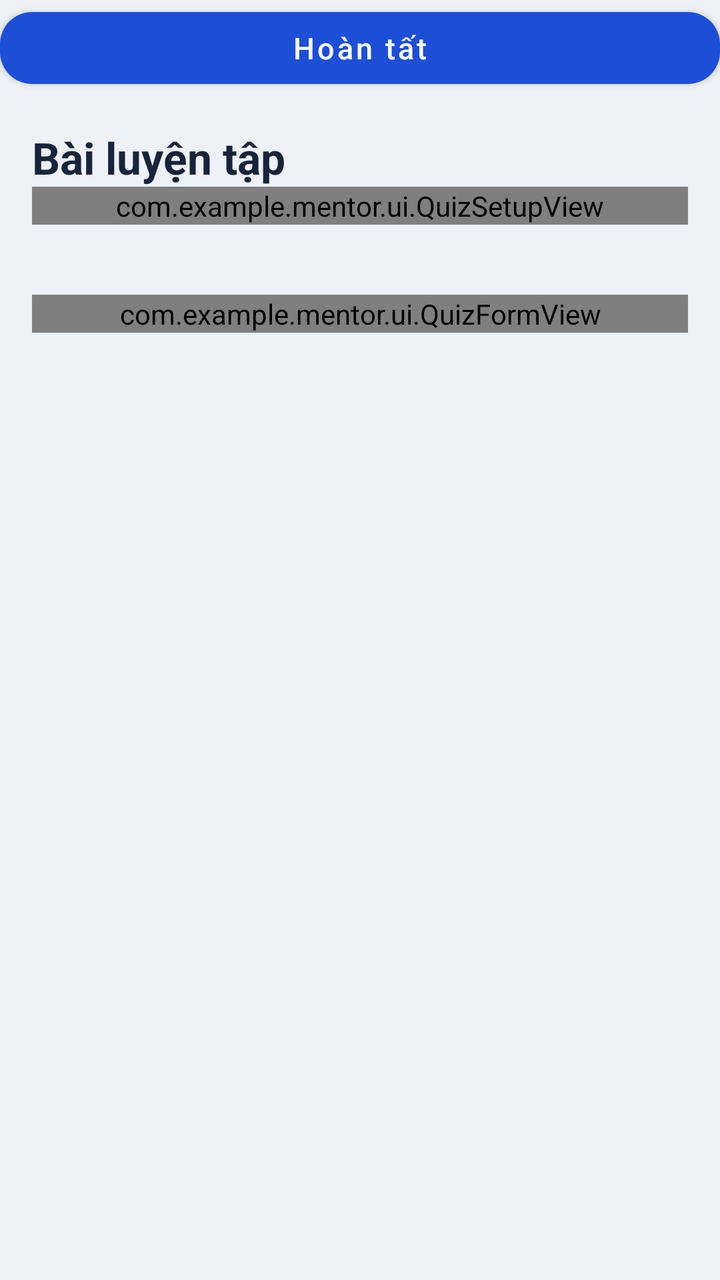
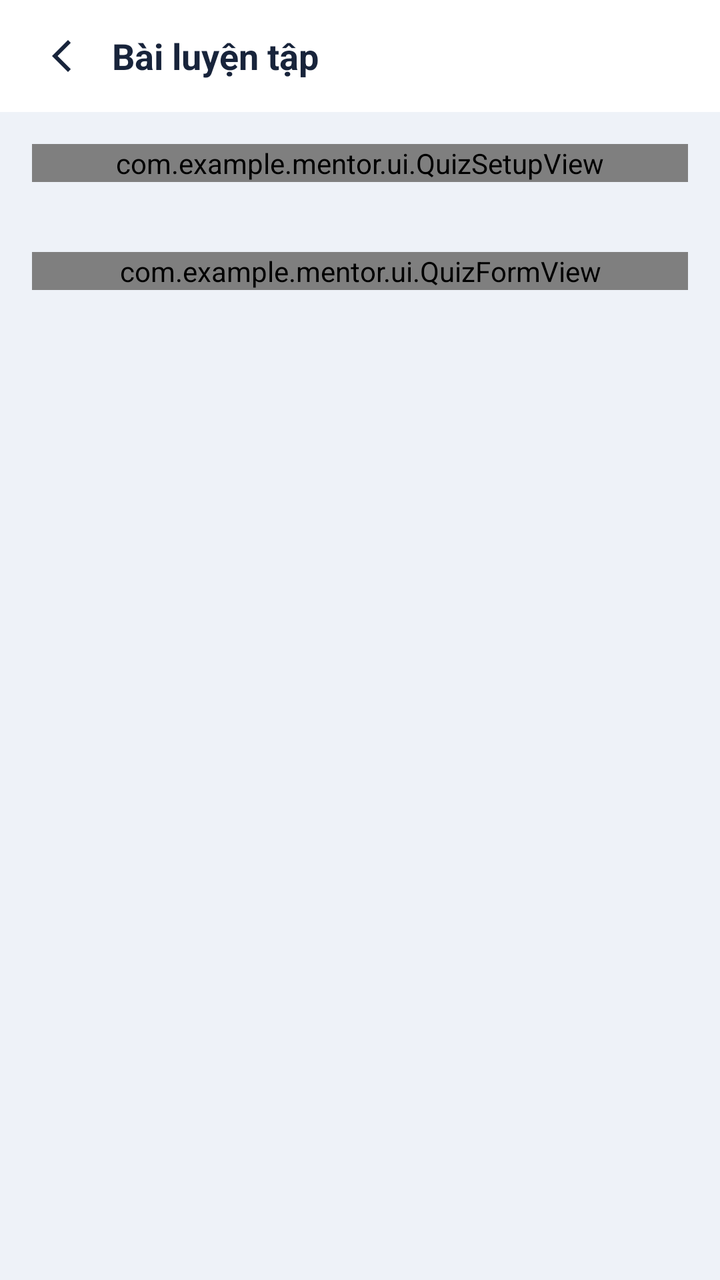

The first picture is an Android layout as it rendered before a commit; the second is the same layout after the commit. The layout source and the unified diff follow.
<!-- AndroidManifest.xml: another module's application theme Theme.ASMfinal -->
<!-- res/layout/mentor_quiz_page.xml -->
<LinearLayout xmlns:android="http://schemas.android.com/apk/res/android" android:layout_width="match_parent" android:layout_height="match_parent" android:orientation="vertical" android:background="@color/mentor_quiz_background">
    <Button android:id="@+id/mentor_quiz_back" android:layout_width="match_parent" android:layout_height="wrap_content" android:minHeight="48dp" android:text="@string/mentor_quiz_done" android:textAllCaps="false" />
    <ScrollView android:layout_width="match_parent" android:layout_height="0dp" android:layout_weight="1" android:fillViewport="true">
        <LinearLayout android:layout_width="match_parent" android:layout_height="wrap_content" android:orientation="vertical" android:padding="16dp">
            <TextView android:id="@+id/mentor_quiz_heading" android:layout_width="match_parent" android:layout_height="wrap_content" android:text="@string/mentor_quiz_title" android:textSize="22sp" android:textStyle="bold" android:textColor="@color/mentor_quiz_text" />
            <com.example.mentor.ui.QuizSetupView android:id="@+id/mentor_quiz_setup" android:layout_width="match_parent" android:layout_height="wrap_content" />
            <TextView android:id="@+id/mentor_quiz_status" android:layout_width="match_parent" android:layout_height="wrap_content" android:paddingTop="8dp" android:paddingBottom="8dp" android:textColor="@color/mentor_quiz_secondary" android:accessibilityLiveRegion="polite" />
            <com.example.mentor.ui.QuizFormView android:id="@+id/mentor_quiz_form" android:layout_width="match_parent" android:layout_height="wrap_content" />
        </LinearLayout>
    </ScrollView>
</LinearLayout>
<!-- resources referenced by this layout -->
<resources>
  <color name="mentor_quiz_background">#EEF2F8</color>
  <color name="mentor_quiz_secondary">#52617A</color>
  <color name="mentor_quiz_text">#18243B</color>
  <string name="mentor_quiz_done">Hoàn tất</string>
  <string name="mentor_quiz_title">Bài luyện tập</string>
  <style name="Theme.ASMfinal" parent="Base.Theme.ASMfinal" />
  <style name="Base.Theme.ASMfinal" parent="Theme.Material3.DayNight.NoActionBar">
          <item name="colorPrimary">@color/primaryColor</item>
          <item name="colorOnPrimary">@color/white</item>
          <item name="colorPrimaryContainer">@color/primaryContainerColor</item>
          <item name="colorOnPrimaryContainer">@color/textColorPrimary</item>
          <item name="colorSecondary">@color/accentColor</item>
          <item name="colorOnSecondary">@color/black</item>
          <item name="colorSurface">@color/surfaceColor</item>
          <item name="colorOnSurface">@color/textColorPrimary</item>
          <item name="colorSurfaceVariant">@color/surfaceVariantColor</item>
          <item name="colorOnSurfaceVariant">@color/textColorSecondary</item>
          <item name="android:windowBackground">@color/backgroundColor</item>
          <item name="android:colorAccent">@color/accentColor</item>
          <item name="android:navigationBarColor">@color/surfaceColor</item>
          <item name="android:statusBarColor">@color/backgroundColor</item>
          <item name="android:windowLightStatusBar">true</item>
      <item name="android:fontFamily">sans-serif</item><item name="android:textColorPrimary">@color/textColorPrimary</item><item name="android:textColorSecondary">@color/textColorSecondary</item><item name="materialButtonStyle">@style/MentorAppButton</item><item name="textInputStyle">@style/MentorAppInput</item><item name="android:windowAnimationStyle">@style/MentorWindowAnimation</item></style>
  <color name="primaryColor">#1D4ED8</color>
  <color name="white">#FFFFFFFF</color>
  <color name="primaryContainerColor">#DCE7FF</color>
  <color name="textColorPrimary">#14213D</color>
  <color name="accentColor">#087F72</color>
  <color name="black">#FF000000</color>
  <color name="surfaceColor">#FFFFFF</color>
  <color name="surfaceVariantColor">#E2E9F5</color>
  <color name="textColorSecondary">#4D5E78</color>
  <color name="backgroundColor">#EEF2FA</color>
  <style name="MentorAppButton" parent="Widget.MaterialComponents.Button">
          <item name="backgroundTint">@color/mentor_app_button</item><item name="android:textColor">#FFFFFF</item><item name="cornerRadius">16dp</item><item name="android:minHeight">52dp</item>
          <item name="android:textAllCaps">false</item><item name="android:textSize">15sp</item>
          <item name="android:fontFamily">sans-serif-medium</item>
      </style>
  <style name="MentorAppInput" parent="Widget.MaterialComponents.TextInputLayout.OutlinedBox">
          <item name="boxCornerRadiusTopStart">16dp</item><item name="boxCornerRadiusTopEnd">16dp</item>
          <item name="boxCornerRadiusBottomStart">16dp</item><item name="boxCornerRadiusBottomEnd">16dp</item>
      </style>
  <style name="MentorWindowAnimation"><item name="android:activityOpenEnterAnimation">@anim/mentor_enter</item><item name="android:activityOpenExitAnimation">@anim/mentor_exit</item><item name="android:activityCloseEnterAnimation">@anim/mentor_enter</item><item name="android:activityCloseExitAnimation">@anim/mentor_exit</item></style>
  <color name="mentor_app_button">#1D4ED8</color>
</resources>

<!-- the commit's change to res/layout/mentor_quiz_page.xml (unified diff, before → after) -->
@@ -1,8 +1,10 @@
-<LinearLayout xmlns:android="http://schemas.android.com/apk/res/android" android:layout_width="match_parent" android:layout_height="match_parent" android:orientation="vertical" android:background="@color/mentor_quiz_background">
-    <Button android:id="@+id/mentor_quiz_back" android:layout_width="match_parent" android:layout_height="wrap_content" android:minHeight="48dp" android:text="@string/mentor_quiz_done" android:textAllCaps="false" />
+<LinearLayout xmlns:android="http://schemas.android.com/apk/res/android" android:layout_width="match_parent" android:layout_height="match_parent" android:focusable="true" android:focusableInTouchMode="true" android:orientation="vertical" android:background="@color/mentor_quiz_background">
+    <LinearLayout android:layout_width="match_parent" android:layout_height="wrap_content" android:orientation="horizontal" android:gravity="center_vertical" android:background="@color/mentor_quiz_surface" android:paddingStart="8dp" android:paddingEnd="16dp" android:minHeight="56dp">
+        <ImageButton android:id="@+id/mentor_quiz_back" android:layout_width="48dp" android:layout_height="48dp" android:background="?android:attr/selectableItemBackgroundBorderless" android:src="@drawable/mentor_ic_back" android:tint="@color/mentor_quiz_text" android:contentDescription="@string/mentor_quiz_back" />
+        <TextView android:id="@+id/mentor_quiz_heading" android:layout_width="0dp" android:layout_weight="1" android:layout_height="wrap_content" android:text="@string/mentor_quiz_title" android:textSize="18sp" android:textStyle="bold" android:maxLines="2" android:ellipsize="end" android:textColor="@color/mentor_quiz_text" />
+    </LinearLayout>
     <ScrollView android:layout_width="match_parent" android:layout_height="0dp" android:layout_weight="1" android:fillViewport="true">
         <LinearLayout android:layout_width="match_parent" android:layout_height="wrap_content" android:orientation="vertical" android:padding="16dp">
-            <TextView android:id="@+id/mentor_quiz_heading" android:layout_width="match_parent" android:layout_height="wrap_content" android:text="@string/mentor_quiz_title" android:textSize="22sp" android:textStyle="bold" android:textColor="@color/mentor_quiz_text" />
             <com.example.mentor.ui.QuizSetupView android:id="@+id/mentor_quiz_setup" android:layout_width="match_parent" android:layout_height="wrap_content" />
             <TextView android:id="@+id/mentor_quiz_status" android:layout_width="match_parent" android:layout_height="wrap_content" android:paddingTop="8dp" android:paddingBottom="8dp" android:textColor="@color/mentor_quiz_secondary" android:accessibilityLiveRegion="polite" />
             <com.example.mentor.ui.QuizFormView android:id="@+id/mentor_quiz_form" android:layout_width="match_parent" android:layout_height="wrap_content" />
<!-- resource entries referenced after the edit -->
@@ -2,8 +2,11 @@
 <resources>
   <color name="mentor_quiz_background">#EEF2F8</color>
   <color name="mentor_quiz_secondary">#52617A</color>
+  <color name="mentor_quiz_surface">#FFFFFF</color>
   <color name="mentor_quiz_text">#18243B</color>
-  <string name="mentor_quiz_done">Hoàn tất</string>
+  <!-- drawable mentor_ic_back (drawable) -->
+  <vector xmlns:android="http://schemas.android.com/apk/res/android" android:width="24dp" android:height="24dp" android:viewportWidth="24" android:viewportHeight="24"><path android:fillColor="#000000" android:pathData="M15.4,5.4L8.8,12L15.4,18.6L14,20L6,12L14,4Z"/></vector>
+  <string name="mentor_quiz_back">Quay lại</string>
   <string name="mentor_quiz_title">Bài luyện tập</string>
   <style name="Theme.ASMfinal" parent="Base.Theme.ASMfinal" />
   <style name="Base.Theme.ASMfinal" parent="Theme.Material3.DayNight.NoActionBar">
